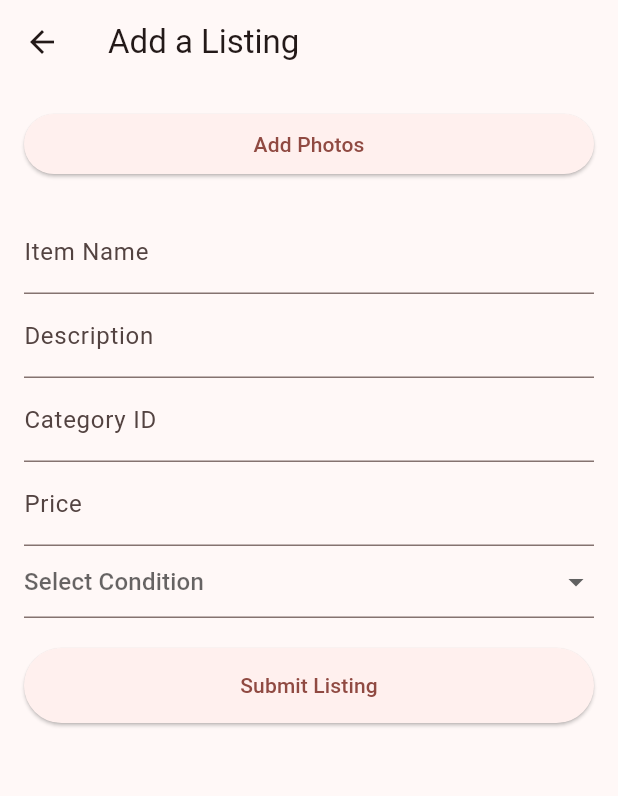
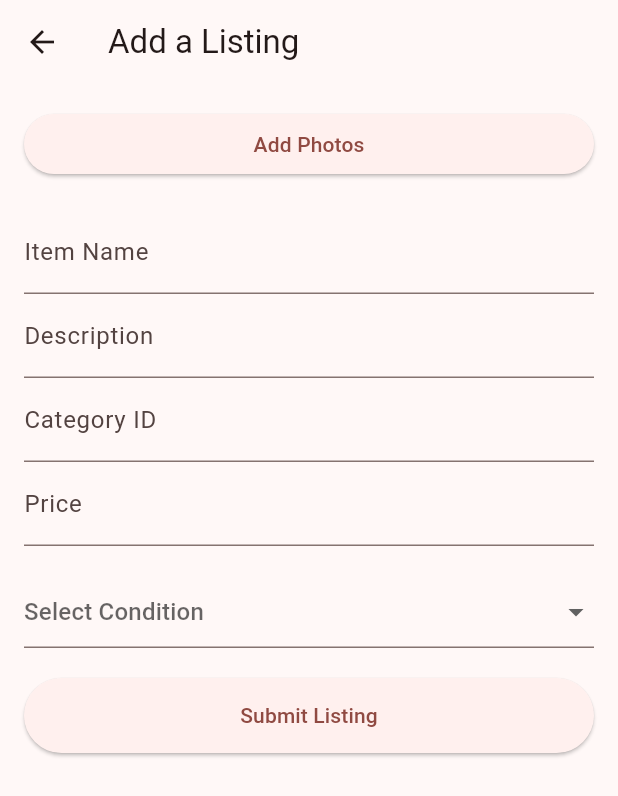
Before and after one commit to bachdumpling/ram_trade, a Flutter app: the AddListingScreen screen opened by its route, on a phone screen of 412 x 824 dp. Shown: the top 796 px of the screen. Run offline on Flutter 3.47's test engine with Material 3 defaults, Android fonts, the phone set to English and light mode, and no system bars; our stand-ins replace google_sign_in, image_picker, smooth_page_indicator, supabase_flutter; accounts and stored records are empty; network calls fail.

Commit message:
Update listing with image URLs and add spacing between input fields

```diff
--- a/lib/pages/add_listing_screen.dart
+++ b/lib/pages/add_listing_screen.dart
@@ -98,7 +98,6 @@ class _AddListingScreenState extends State<AddListingScreen> {
       }
 
       // Step 3: Update the listing with image URLs
-      debugPrint(uploadedImageUrls.toString());
       await supabase.from('items').update({
         'photos': uploadedImageUrls,
       }).match({'itemid': itemid});
@@ -193,6 +192,7 @@ class _AddListingScreenState extends State<AddListingScreen> {
                       value!.isEmpty ? 'Please enter a price' : null,
                   onSaved: (value) => _price = value!,
                 ),
+                const SizedBox(height: 20),
                 DropdownButtonFormField(
                   items: _conditions
                       .map((condition) => DropdownMenuItem(
```
